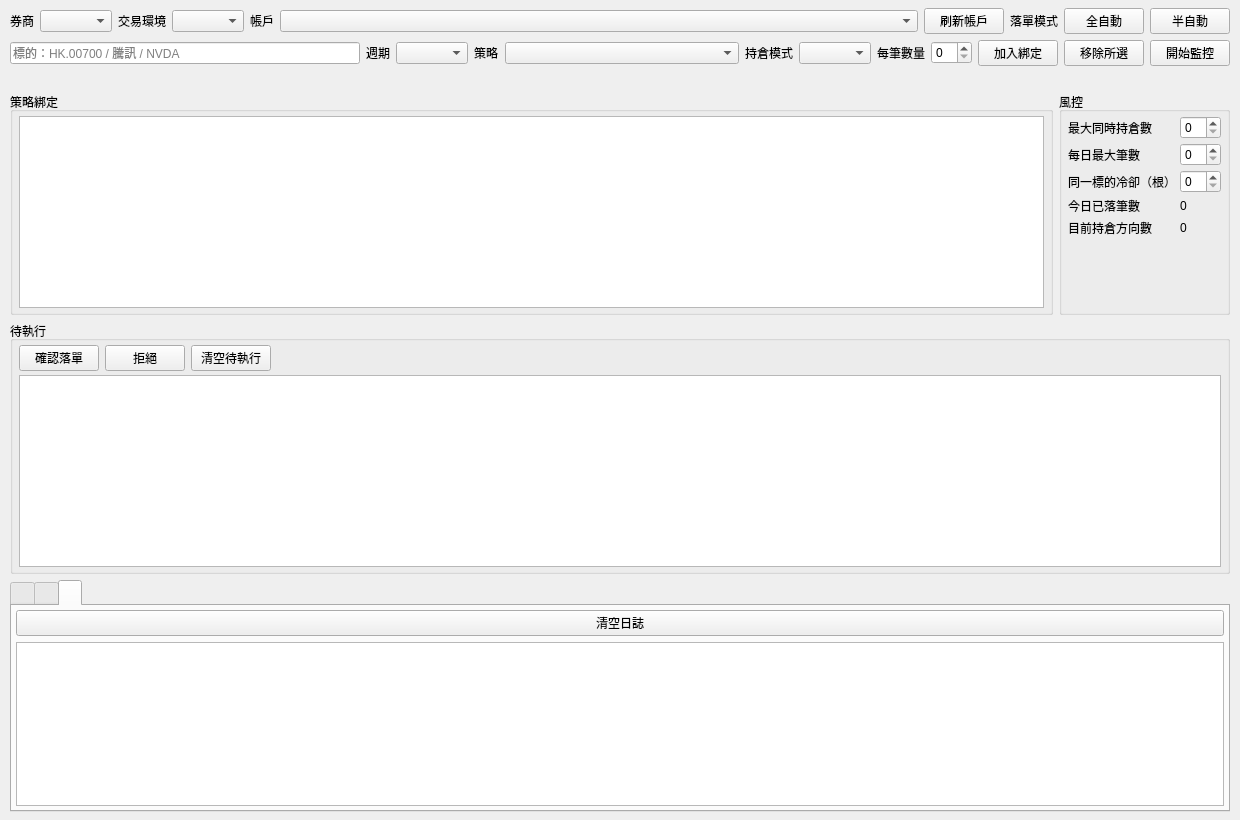
This is gateway/ui/quant_page.ui in frankiecsy-lab/broker-client as Qt 5 draws it before an edit. The edited form follows.
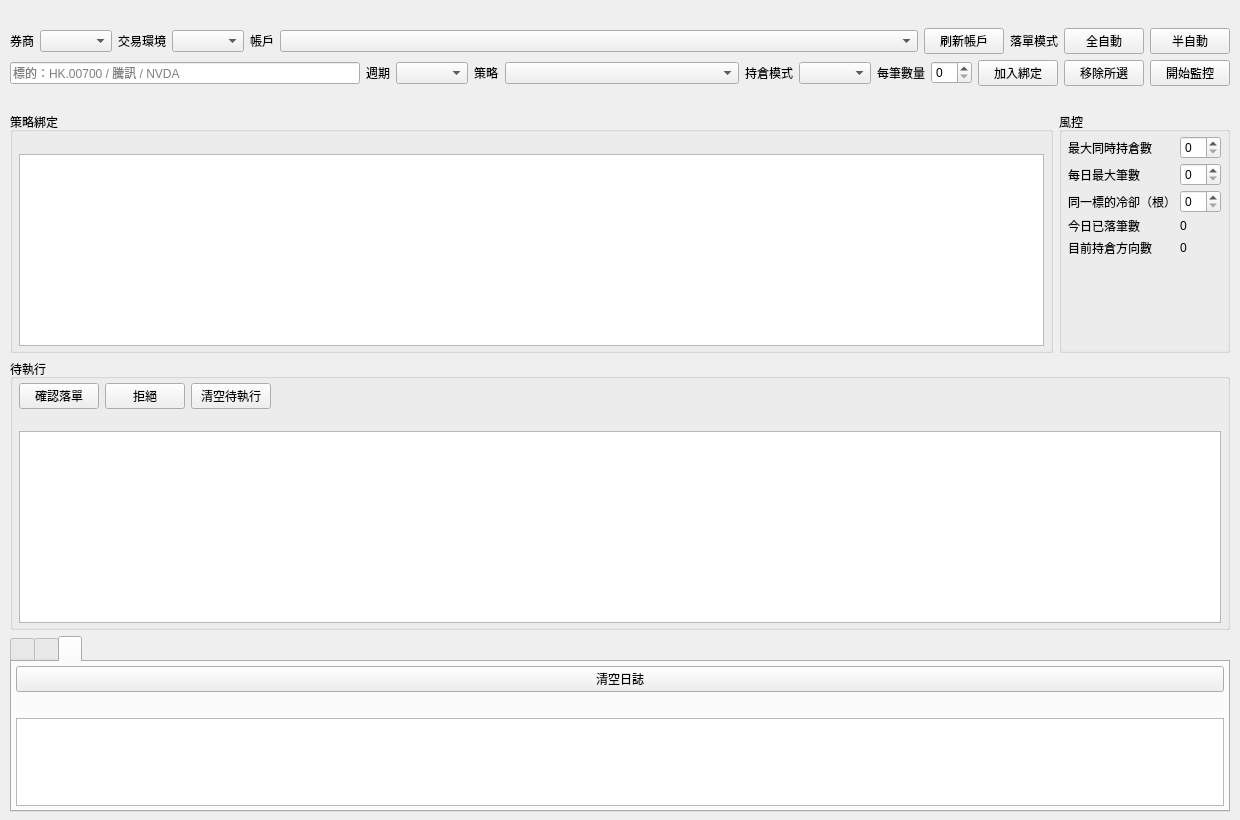
This is the edited form. The open tabs and pages were chosen to show the change.

What changed in the file:
```diff
--- a/gateway/ui/quant_page.ui
+++ b/gateway/ui/quant_page.ui
@@ -16,6 +16,18 @@
    <property name="rightMargin"><number>10</number></property>
    <property name="bottomMargin"><number>8</number></property>
    <property name="spacing"><number>6</number></property>
+   <!-- 頁級使用說明：先講流程，用戶唔使逐個控件估點用。文案屬 i18n → quant_page.py _TEXT -->
+   <item>
+    <widget class="QLabel" name="qnt_page_note">
+     <property name="sizePolicy">
+      <sizepolicy hsizetype="Expanding" vsizetype="Preferred">
+       <horstretch>0</horstretch><verstretch>0</verstretch>
+      </sizepolicy>
+     </property>
+     <property name="wordWrap"><bool>true</bool></property>
+     <property name="text"><string/></property>
+    </widget>
+   </item>
    <!-- 輸入行 1：交易邊界（券商／環境／帳戶／落單模式）。
         選項內容（券商名單、SIMULATE/REAL、帳戶清單）屬資料 → quant_page.py 按
         modules.registry.BROKERS + modules.trade_base.TRADE_ENVS + trade_accounts 填。
@@ -193,6 +205,13 @@
         <property name="rightMargin"><number>6</number></property>
         <property name="bottomMargin"><number>4</number></property>
         <property name="spacing"><number>4</number></property>
+        <!-- 即時三道閘（訊號基準線 / 未收盤 K 線 / 去重）屬規則，唔係控件提示 → 一次講清 -->
+        <item>
+         <widget class="QLabel" name="qnt_bind_note">
+          <property name="wordWrap"><bool>true</bool></property>
+          <property name="text"><string/></property>
+         </widget>
+        </item>
         <item>
          <widget class="QTableView" name="qnt_bind_table"/>
         </item>
@@ -316,6 +335,13 @@
         </item>
        </layout>
       </item>
+      <!-- 半自動的完整流程（排隊 → 確認才落單 → 狀態已變則作廢）屬規則 → 寫一次喺度 -->
+      <item>
+       <widget class="QLabel" name="qnt_pending_note">
+        <property name="wordWrap"><bool>true</bool></property>
+        <property name="text"><string/></property>
+       </widget>
+      </item>
       <item>
        <widget class="QTableView" name="qnt_pending_table"/>
       </item>
@@ -412,6 +438,12 @@
          </item>
         </layout>
        </item>
+       <item>
+        <widget class="QLabel" name="qnt_log_note">
+         <property name="wordWrap"><bool>true</bool></property>
+         <property name="text"><string/></property>
+        </widget>
+       </item>
        <item>
         <widget class="QPlainTextEdit" name="qnt_event_log">
          <property name="readOnly"><bool>true</bool></property>
```
